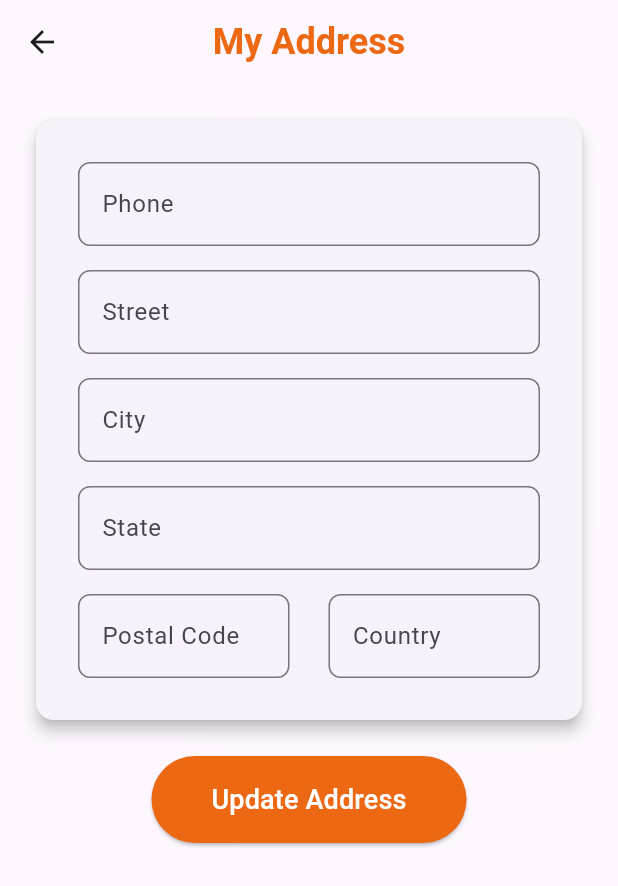
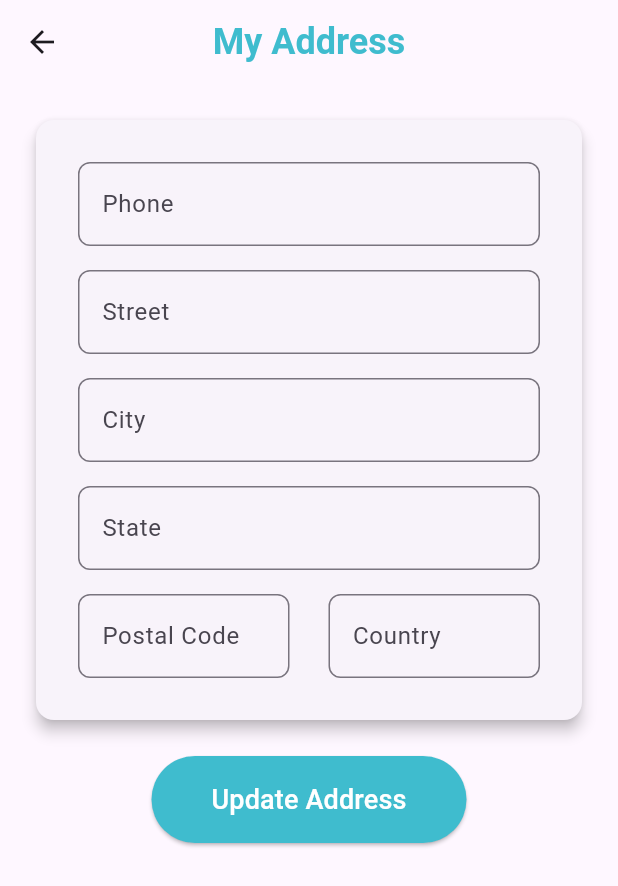
Before and after one commit to ChathraNavoda/smartmart-mobile, a Flutter app: the MyAddressPage screen opened directly, on a phone screen of 412 x 824 dp. Shown: the top 886 px of the screen. Run offline on Flutter 3.47's test engine with Material 3 defaults, Android fonts, the phone set to English and light mode, and no system bars; our stand-ins replace bottom_navy_bar, dropdown_button2, flutter_login, flutter_rating_bar, font_awesome_flutter, get and 3 more; missing offline and left inert: flutter_cart, onesignal_flutter, razorpay_flutter; accounts and stored records are empty.

Commit message:
login and app colors

```diff
--- a/lib/screen/my_address_screen/my_address_screen.dart
+++ b/lib/screen/my_address_screen/my_address_screen.dart
@@ -1,6 +1,7 @@
+import 'package:flutter/material.dart';
+
+import '../../utility/app_color.dart';
 import '../../utility/extensions.dart';
-import 'package:flutter/material.dart';
-import '../../utility/app_color.dart';
 import '../../widget/custom_text_field.dart';
 
 class MyAddressPage extends StatelessWidget {
@@ -13,7 +14,10 @@ class MyAddressPage extends StatelessWidget {
       appBar: AppBar(
         title: const Text(
           "My Address",
-          style: TextStyle(fontSize: 24, fontWeight: FontWeight.bold, color: AppColor.darkOrange),
+          style: TextStyle(
+              fontSize: 24,
+              fontWeight: FontWeight.bold,
+              color: AppColor.aquaBreeze),
         ),
       ),
       body: SingleChildScrollView(
@@ -28,7 +32,8 @@ class MyAddressPage extends StatelessWidget {
                 children: [
                   Card(
                     elevation: 4,
-                    shape: RoundedRectangleBorder(borderRadius: BorderRadius.circular(12)),
+                    shape: RoundedRectangleBorder(
+                        borderRadius: BorderRadius.circular(12)),
                     surfaceTintColor: Colors.white,
                     child: Padding(
                       padding: const EdgeInsets.all(20),
@@ -40,25 +45,31 @@ class MyAddressPage extends StatelessWidget {
                             onSave: (value) {},
                             inputType: TextInputType.number,
                             controller: context.profileProvider.phoneController,
-                            validator: (value) => value!.isEmpty ? 'Please enter a phone number' : null,
+                            validator: (value) => value!.isEmpty
+                                ? 'Please enter a phone number'
+                                : null,
                           ),
                           CustomTextField(
                             labelText: 'Street',
                             onSave: (val) {},
-                            controller: context.profileProvider.streetController,
-                            validator: (value) => value!.isEmpty ? 'Please enter a street' : null,
+                            controller:
+                                context.profileProvider.streetController,
+                            validator: (value) =>
+                                value!.isEmpty ? 'Please enter a street' : null,
                           ),
                           CustomTextField(
                             labelText: 'City',
                             onSave: (value) {},
                             controller: context.profileProvider.cityController,
-                            validator: (value) => value!.isEmpty ? 'Please enter a city' : null,
+                            validator: (value) =>
+                                value!.isEmpty ? 'Please enter a city' : null,
                           ),
                           CustomTextField(
                             labelText: 'State',
                             onSave: (value) {},
                             controller: context.profileProvider.stateController,
-                            validator: (value) => value!.isEmpty ? 'Please enter a state' : null,
+                            validator: (value) =>
+                                value!.isEmpty ? 'Please enter a state' : null,
                           ),
                           Row(
                             children: [
@@ -67,8 +78,11 @@ class MyAddressPage extends StatelessWidget {
                                   labelText: 'Postal Code',
                                   onSave: (value) {},
                                   inputType: TextInputType.number,
-                                  controller: context.profileProvider.postalCodeController,
-                                  validator: (value) => value!.isEmpty ? 'Please enter a code' : null,
+                                  controller: context
+                                      .profileProvider.postalCodeController,
+                                  validator: (value) => value!.isEmpty
+                                      ? 'Please enter a code'
+                                      : null,
                                 ),
                               ),
                               const SizedBox(width: 10),
@@ -76,8 +90,11 @@ class MyAddressPage extends StatelessWidget {
                                 child: CustomTextField(
                                   labelText: 'Country',
                                   onSave: (value) {},
-                                  controller: context.profileProvider.countryController,
-                                  validator: (value) => value!.isEmpty ? 'Please enter a country' : null,
+                                  controller:
+                                      context.profileProvider.countryController,
+                                  validator: (value) => value!.isEmpty
+                                      ? 'Please enter a country'
+                                      : null,
                                 ),
                               ),
                             ],
@@ -90,17 +107,21 @@ class MyAddressPage extends StatelessWidget {
                   Center(
                     child: ElevatedButton(
                       style: ElevatedButton.styleFrom(
-                        backgroundColor: AppColor.darkOrange,
+                        backgroundColor: AppColor.aquaBreeze,
                         foregroundColor: Colors.white,
-                        padding: const EdgeInsets.symmetric(horizontal: 40, vertical: 16),
-                        shape: RoundedRectangleBorder(borderRadius: BorderRadius.circular(30)),
+                        padding: const EdgeInsets.symmetric(
+                            horizontal: 40, vertical: 16),
+                        shape: RoundedRectangleBorder(
+                            borderRadius: BorderRadius.circular(30)),
                       ),
                       onPressed: () {
-                        if (context.profileProvider.addressFormKey.currentState!.validate()) {
+                        if (context.profileProvider.addressFormKey.currentState!
+                            .validate()) {
                           context.profileProvider.storeAddress();
                         }
                       },
-                      child: const Text('Update Address', style: TextStyle(fontSize: 18)),
+                      child: const Text('Update Address',
+                          style: TextStyle(fontSize: 18)),
                     ),
                   ),
                 ],
--- a/lib/utility/app_color.dart
+++ b/lib/utility/app_color.dart
@@ -3,8 +3,8 @@ import 'package:flutter/material.dart' show Color;
 class AppColor {
   const AppColor._();
 
-  static const darkOrange = Color(0xFFEC6813);
-  static const lightOrange = Color(0xFFf8b89a);
+  static const aquaBreeze = Color(0xFF3FBCCE);
+  static const skyMist = Color(0xFFD2F8FB);
 
   static const darkGrey = Color(0xFFA6A3A0);
   static const lightGrey = Color(0xFFE5E6E8);
--- a/lib/utility/app_theme.dart
+++ b/lib/utility/app_theme.dart
@@ -1,3 +1,4 @@
+import 'package:ecomapp/utility/app_color.dart';
 import 'package:flutter/material.dart';
 
 class AppTheme {
@@ -7,14 +8,14 @@ class AppTheme {
     elevatedButtonTheme: ElevatedButtonThemeData(
       style: ElevatedButton.styleFrom(
         padding: const EdgeInsets.all(12),
-        backgroundColor: const Color(0xFFf16b26),
+        backgroundColor: AppColor.skyMist,
         shape: RoundedRectangleBorder(
           borderRadius: BorderRadius.circular(12),
         ),
       ),
     ),
     textButtonTheme: TextButtonThemeData(
-      style: TextButton.styleFrom(foregroundColor: Colors.deepOrange),
+      style: TextButton.styleFrom(foregroundColor: AppColor.aquaBreeze),
     ),
     iconTheme: const IconThemeData(color: Color(0xFFA6A3A0)),
     textTheme: const TextTheme(
--- a/lib/widget/carousel_slider.dart
+++ b/lib/widget/carousel_slider.dart
@@ -49,7 +49,7 @@ class _CarouselSliderState extends State<CarouselSlider> {
         AnimatedSmoothIndicator(
           effect: const WormEffect(
             dotColor: Colors.white,
-            activeDotColor: AppColor.darkOrange,
+            activeDotColor: AppColor.aquaBreeze,
           ),
           count: widget.items.length,
           activeIndex: newIndex,
--- a/lib/widget/custom_text_field.dart
+++ b/lib/widget/custom_text_field.dart
@@ -18,9 +18,10 @@ class CustomTextField extends StatelessWidget {
     required this.onSave,
     this.inputType = TextInputType.text,
     this.lineNumber = 1,
-    this.validator, required this.controller, this.height,
+    this.validator,
+    required this.controller,
+    this.height,
   });
-
 
   @override
   Widget build(BuildContext context) {
@@ -35,7 +36,7 @@ class CustomTextField extends StatelessWidget {
             labelText: labelText,
             border: OutlineInputBorder(
               borderRadius: BorderRadius.circular(8.0),
-              borderSide: const BorderSide(color: AppColor.darkOrange),
+              borderSide: const BorderSide(color: AppColor.aquaBreeze),
             ),
           ),
           keyboardType: inputType,
@@ -45,7 +46,8 @@ class CustomTextField extends StatelessWidget {
           validator: validator,
           inputFormatters: [
             LengthLimitingTextInputFormatter(700),
-            if (inputType == TextInputType.number) FilteringTextInputFormatter.allow(RegExp(r'^-?\d*\.?\d*')),
+            if (inputType == TextInputType.number)
+              FilteringTextInputFormatter.allow(RegExp(r'^-?\d*\.?\d*')),
           ],
         ),
       ),
--- a/lib/widget/order_tile.dart
+++ b/lib/widget/order_tile.dart
@@ -37,7 +37,7 @@ class OrderTile extends StatelessWidget {
                 style: const TextStyle(
                   fontSize: 18,
                   fontWeight: FontWeight.bold,
-                  color: AppColor.darkOrange,
+                  color: AppColor.aquaBreeze,
                 ),
               ),
               const SizedBox(height: 8),
@@ -86,7 +86,7 @@ class OrderTile extends StatelessWidget {
       case 'pending':
         return Colors.grey;
       case 'processing':
-        return Colors.orange;
+        return AppColor.aquaBreeze;
       case 'shipped':
         return Colors.blue;
       case 'delivered':
```
Also changed, not shown: lib/screen/login_screen/login_screen.dart (+3 -7 lines), lib/screen/login_screen/provider/user_provider.dart (+33 -1 lines), lib/screen/my_order_screen/my_order_screen.dart (+13 -9 lines), lib/screen/product_by_category_screen/product_by_category_screen.dart (+21 -11 lines), lib/screen/product_cart_screen/cart_screen.dart (+17 -8 lines), lib/screen/product_favorite_screen/favorite_screen.dart (+7 -6 lines), lib/screen/profile_screen/profile_screen.dart (+20 -12 lines), lib/screen/tracking_screen/tracking_screen.dart (+6 -3 lines), lib/widget/horizondal_list.dart (+8 -2 lines), lib/widget/navigation_tile.dart (+5 -2 lines).
